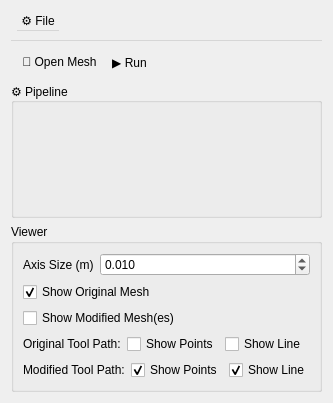
Above: noether_gui/ui/tpp_widget.ui from ros-industrial/noether before the change. Below: the same form after it.
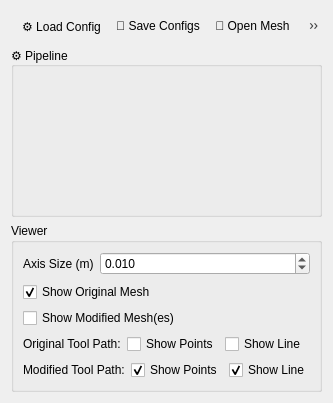
That is the form after the change.

Commit message: Moved menu bar in toolbar and renamed actions

```diff
--- a/noether_gui/ui/tpp_widget.ui
+++ b/noether_gui/ui/tpp_widget.ui
@@ -14,24 +14,6 @@
    <string>Form</string>
   </property>
   <layout class="QVBoxLayout" name="verticalLayout_3">
-   <item>
-    <widget class="QMenuBar" name="menubar">
-     <property name="maximumSize">
-      <size>
-       <width>16777215</width>
-       <height>30</height>
-      </size>
-     </property>
-     <widget class="QMenu" name="menuMesh">
-      <property name="title">
-       <string>⚙️ File</string>
-      </property>
-      <addaction name="action_loadConfig"/>
-      <addaction name="action_saveConfig"/>
-     </widget>
-     <addaction name="menuMesh"/>
-    </widget>
-   </item>
    <item>
     <widget class="QToolBar" name="toolbar">
      <property name="maximumSize">
@@ -40,6 +22,8 @@
        <height>30</height>
       </size>
      </property>
+     <addaction name="action_loadConfig"/>
+     <addaction name="action_saveConfig"/>
      <addaction name="action_loadMesh"/>
      <addaction name="action_executePipeline"/>
     </widget>
@@ -220,7 +204,7 @@
   </layout>
   <action name="action_loadConfig">
    <property name="text">
-    <string>📂 Load</string>
+    <string>⚙️ Load Config</string>
    </property>
    <property name="shortcut">
     <string>Ctrl+L</string>
@@ -231,7 +215,7 @@
   </action>
   <action name="action_saveConfig">
    <property name="text">
-    <string>💾 Save</string>
+    <string>💾 Save Configs</string>
    </property>
    <property name="shortcut">
     <string>Ctrl+S</string>
```
Left out of the diff: 8 changed lines with no effect on the pictures.
